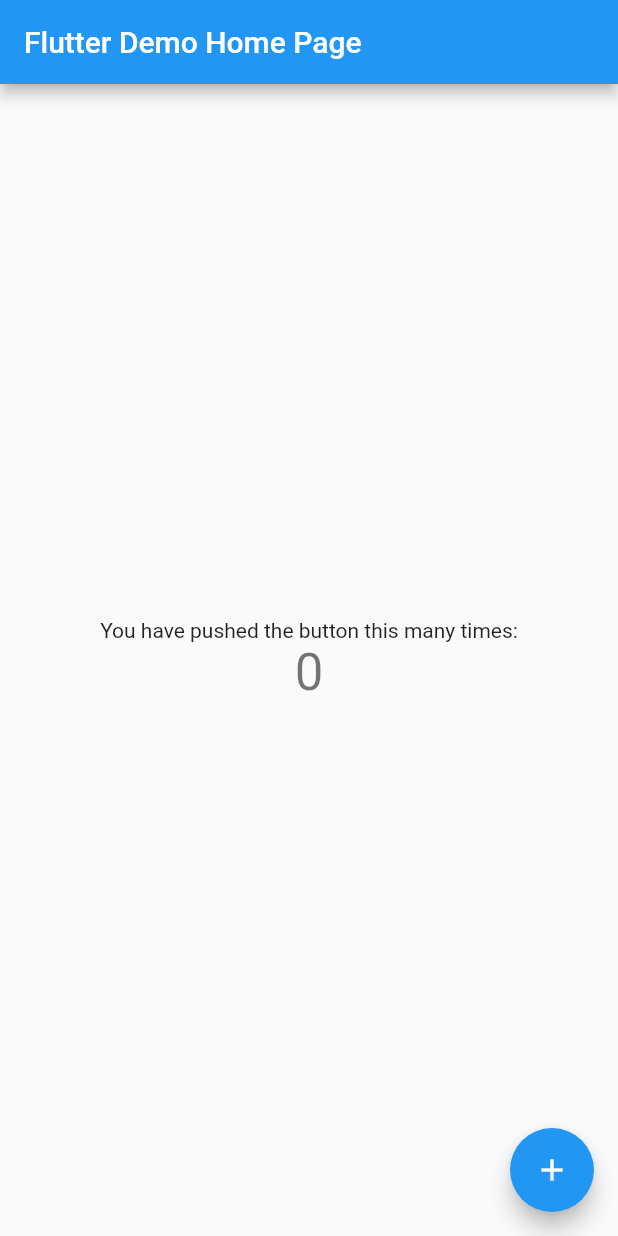
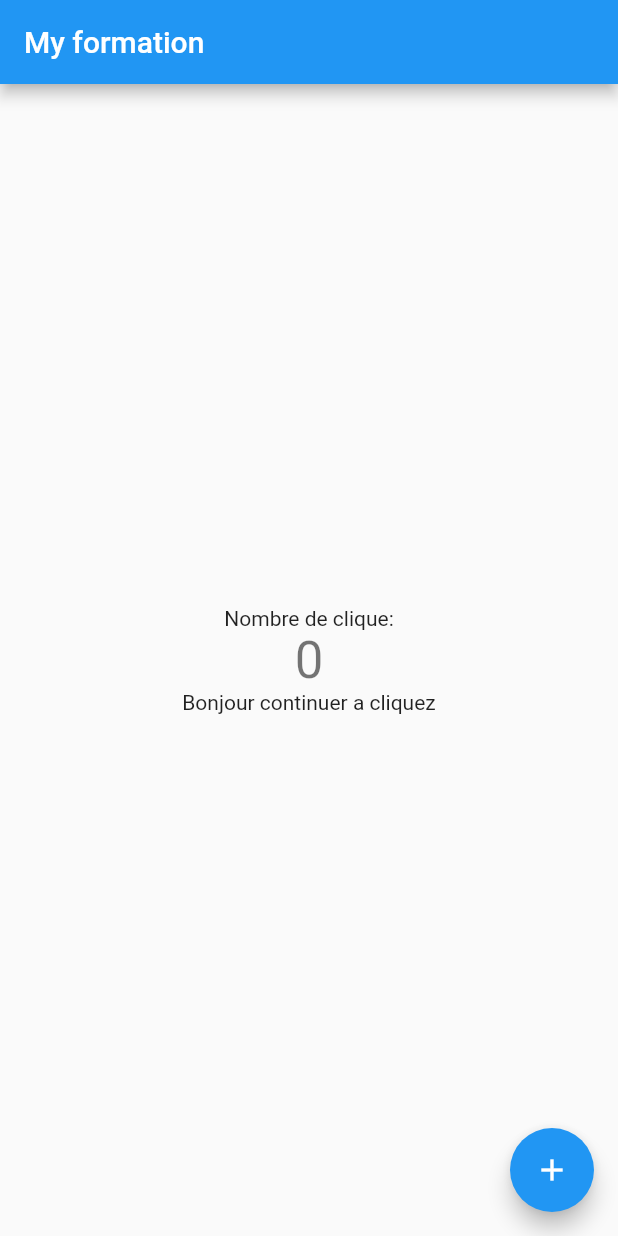
Before and after one commit to judelFintch/clicker, a Flutter app: the screen it shows after launch, on a phone screen of 412 x 824 dp. Run offline on Flutter 3.47's test engine with Material 2 defaults, Android fonts, the phone set to English and light mode, and no system bars.

Commit message:
add name app

```diff
--- a/lib/main.dart
+++ b/lib/main.dart
@@ -5,42 +5,21 @@
 }
 
 class MyApp extends StatelessWidget {
-  // This widget is the root of your application.
   @override
   Widget build(BuildContext context) {
     return MaterialApp(
       title: 'Flutter Demo',
       theme: ThemeData(
-        // This is the theme of your application.
-        //
-        // Try running your application with "flutter run". You'll see the
-        // application has a blue toolbar. Then, without quitting the app, try
-        // changing the primarySwatch below to Colors.green and then invoke
-        // "hot reload" (press "r" in the console where you ran "flutter run",
-        // or simply save your changes to "hot reload" in a Flutter IDE).
-        // Notice that the counter didn't reset back to zero; the application
-        // is not restarted.
         primarySwatch: Colors.blue,
       ),
-      home: MyHomePage(title: 'Flutter Demo Home Page'),
+      home: MyHomePage(title: 'My formation'),
     );
   }
 }
 
 class MyHomePage extends StatefulWidget {
   MyHomePage({Key key, this.title}) : super(key: key);
-
-  // This widget is the home page of your application. It is stateful, meaning
-  // that it has a State object (defined below) that contains fields that affect
-  // how it looks.
-
-  // This class is the configuration for the state. It holds the values (in this
-  // case the title) provided by the parent (in this case the App widget) and
-  // used by the build method of the State. Fields in a Widget subclass are
-  // always marked "final".
-
   final String title;
-
   @override
   _MyHomePageState createState() => _MyHomePageState();
 }
@@ -50,56 +29,28 @@
 
   void _incrementCounter() {
     setState(() {
-      // This call to setState tells the Flutter framework that something has
-      // changed in this State, which causes it to rerun the build method below
-      // so that the display can reflect the updated values. If we changed
-      // _counter without calling setState(), then the build method would not be
-      // called again, and so nothing would appear to happen.
       _counter++;
     });
   }
 
   @override
   Widget build(BuildContext context) {
-    // This method is rerun every time setState is called, for instance as done
-    // by the _incrementCounter method above.
-    //
-    // The Flutter framework has been optimized to make rerunning build methods
-    // fast, so that you can just rebuild anything that needs updating rather
-    // than having to individually change instances of widgets.
     return Scaffold(
       appBar: AppBar(
-        // Here we take the value from the MyHomePage object that was created by
-        // the App.build method, and use it to set our appbar title.
         title: Text(widget.title),
       ),
       body: Center(
-        // Center is a layout widget. It takes a single child and positions it
-        // in the middle of the parent.
         child: Column(
-          // Column is also a layout widget. It takes a list of children and
-          // arranges them vertically. By default, it sizes itself to fit its
-          // children horizontally, and tries to be as tall as its parent.
-          //
-          // Invoke "debug painting" (press "p" in the console, choose the
-          // "Toggle Debug Paint" action from the Flutter Inspector in Android
-          // Studio, or the "Toggle Debug Paint" command in Visual Studio Code)
-          // to see the wireframe for each widget.
-          //
-          // Column has various properties to control how it sizes itself and
-          // how it positions its children. Here we use mainAxisAlignment to
-          // center the children vertically; the main axis here is the vertical
-          // axis because Columns are vertical (the cross axis would be
-          // horizontal).
           mainAxisAlignment: MainAxisAlignment.center,
           children: <Widget>[
             Text(
-              'You have pushed the button this many times:',
+              'Nombre de clique:',
             ),
             Text(
               '$_counter',
               style: Theme.of(context).textTheme.headline4,
             ),
+            Text("Bonjour continuer a cliquez"),
           ],
         ),
       ),
```
